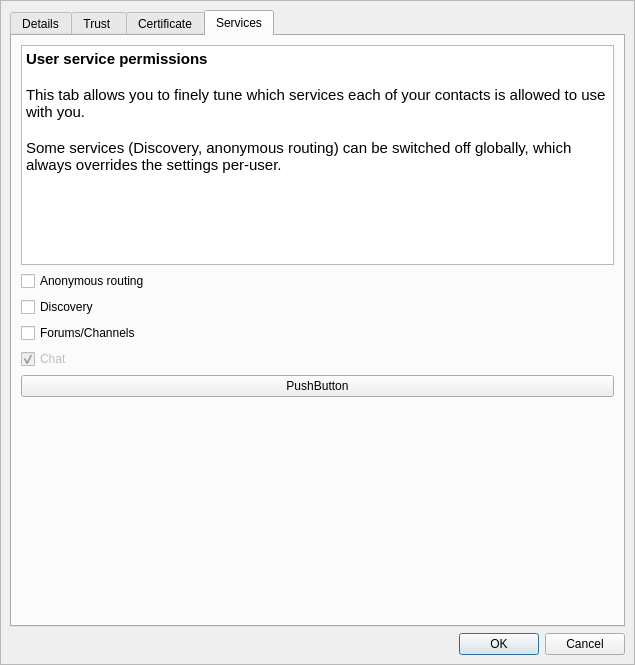
RetroShare/RetroShare, file retroshare-gui/src/gui/connect/ConfCertDialog.ui: the form before one commit.
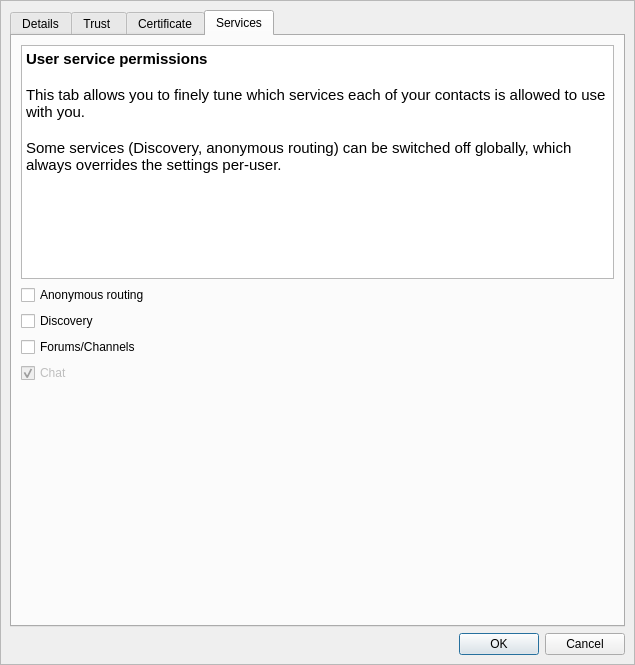
The form after the commit. Icons and pictures are not drawn. Custom widgets are drawn as their Qt base class.

Commit message: removed unnecessary button

The edit to the form file:
```diff
--- a/retroshare-gui/src/gui/connect/ConfCertDialog.ui
+++ b/retroshare-gui/src/gui/connect/ConfCertDialog.ui
@@ -801,13 +801,6 @@
             </property>
            </widget>
           </item>
-          <item>
-           <widget class="QPushButton" name="pushButton">
-            <property name="text">
-             <string>PushButton</string>
-            </property>
-           </widget>
-          </item>
           <item>
            <spacer name="verticalSpacer_4">
             <property name="orientation">
```
Left out of the diff: 2 changed lines with no effect on the pictures. The commit also changes 1 other file.
